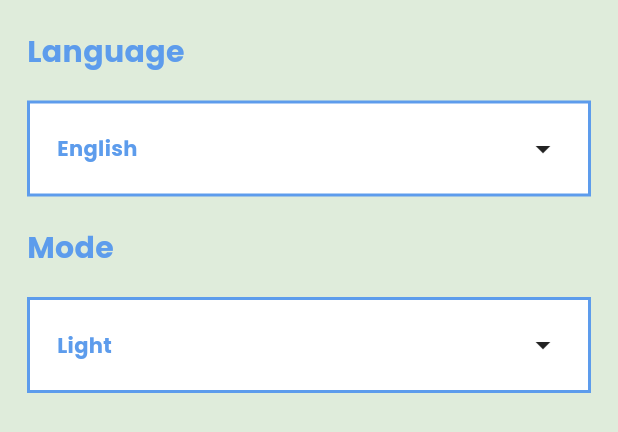
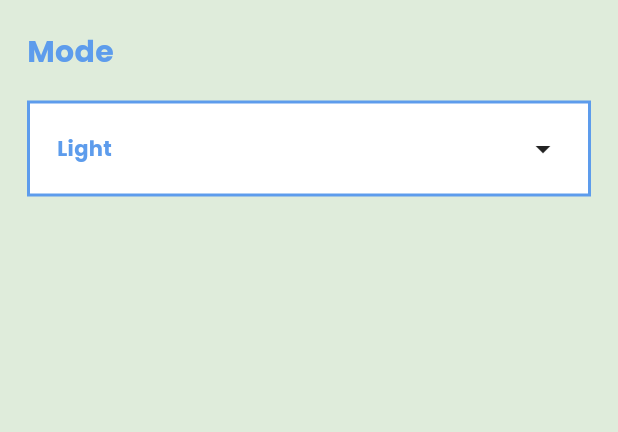
Before and after one commit to Maisherif20/to_do_app, a Flutter app: the SettingsTab widget shown alone on an empty page, opened directly, on a phone screen of 412 x 824 dp. Shown: the top 432 px of the screen. Run offline on Flutter 3.47's test engine with Material 3 defaults, Android fonts, the phone set to English and light mode, and no system bars; our stand-ins replace cloud_firestore, easy_date_timeline, firebase_auth, firebase_core, flutter_slidable, google_fonts and 1 more; missing offline and left inert: cloud_firestore_platform_interface; accounts and stored records are empty.

Commit message:
to do app

```diff
--- a/lib/ui/home/settingTab/settingsTab.dart
+++ b/lib/ui/home/settingTab/settingsTab.dart
@@ -12,8 +12,6 @@ class SettingsTab extends StatefulWidget {
 
 class _SettingsTabState extends State<SettingsTab> {
 
-  List<String> languages = ["Light", "Dark"];
-  String? selectedItem = 'Light';
   @override
   Widget build(BuildContext context) {
     var settingProvider = Provider.of<SettingsProvider>(context);
@@ -21,41 +19,41 @@ class _SettingsTabState extends State<SettingsTab> {
       child: Column(
         crossAxisAlignment: CrossAxisAlignment.stretch,
         children: [
-          Padding(
-            padding: const EdgeInsets.only(left: 18, top: 20),
-            child: Text("Language",
-                style: TextStyle(fontSize: 20, fontWeight: FontWeight.bold , color: settingProvider.currentTheme==ThemeMode.light?Theme.of(context).primaryColor:Colors.white)),
-          ),
-          InkWell(
-            onTap: () {
-              showLanguageSelectorBottomsheet();
-            },
-            child: Padding(
-              padding: const EdgeInsets.only(left: 18, right: 18, top: 18),
-              child: Container(
-                decoration: BoxDecoration(
-                    color:  settingProvider.currentTheme==ThemeMode.light?Colors.white:Color.fromRGBO(20, 25, 34, 1),
-                    border: Border.all(
-                        color: Theme.of(context).primaryColor, width: 2)),
-                child: Padding(
-                  padding: const EdgeInsets.all(18.0),
-                  child: Row(
-                    children: [
-                      Text(
-                        "English",
-                        style: TextStyle(
-                            fontSize: 14,
-                            fontWeight: FontWeight.bold,
-                            color: Theme.of(context).primaryColor),
-                      ),
-                      Spacer(),
-                      Icon(Icons.arrow_drop_down)
-                    ],
-                  ),
-                ),
-              ),
-            ),
-          ),
+          // Padding(
+          //   padding: const EdgeInsets.only(left: 18, top: 20),
+          //   child: Text("Language",
+          //       style: TextStyle(fontSize: 20, fontWeight: FontWeight.bold , color: settingProvider.currentTheme==ThemeMode.light?Theme.of(context).primaryColor:Colors.white)),
+          // ),
+          // InkWell(
+          //   onTap: () {
+          //     showLanguageSelectorBottomsheet();
+          //   },
+          //   child: Padding(
+          //     padding: const EdgeInsets.only(left: 18, right: 18, top: 18),
+          //     child: Container(
+          //       decoration: BoxDecoration(
+          //           color:  settingProvider.currentTheme==ThemeMode.light?Colors.white:Color.fromRGBO(20, 25, 34, 1),
+          //           border: Border.all(
+          //               color: Theme.of(context).primaryColor, width: 2)),
+          //       child: Padding(
+          //         padding: const EdgeInsets.all(18.0),
+          //         child: Row(
+          //           children: [
+          //             Text(
+          //               "English",
+          //               style: TextStyle(
+          //                   fontSize: 14,
+          //                   fontWeight: FontWeight.bold,
+          //                   color: Theme.of(context).primaryColor),
+          //             ),
+          //             Spacer(),
+          //             Icon(Icons.arrow_drop_down)
+          //           ],
+          //         ),
+          //       ),
+          //     ),
+          //   ),
+          // ),
           Padding(
             padding: const EdgeInsets.only(left: 18, top: 20),
             child: Text("Mode",
```
Also changed, not shown: pubspec.lock.
